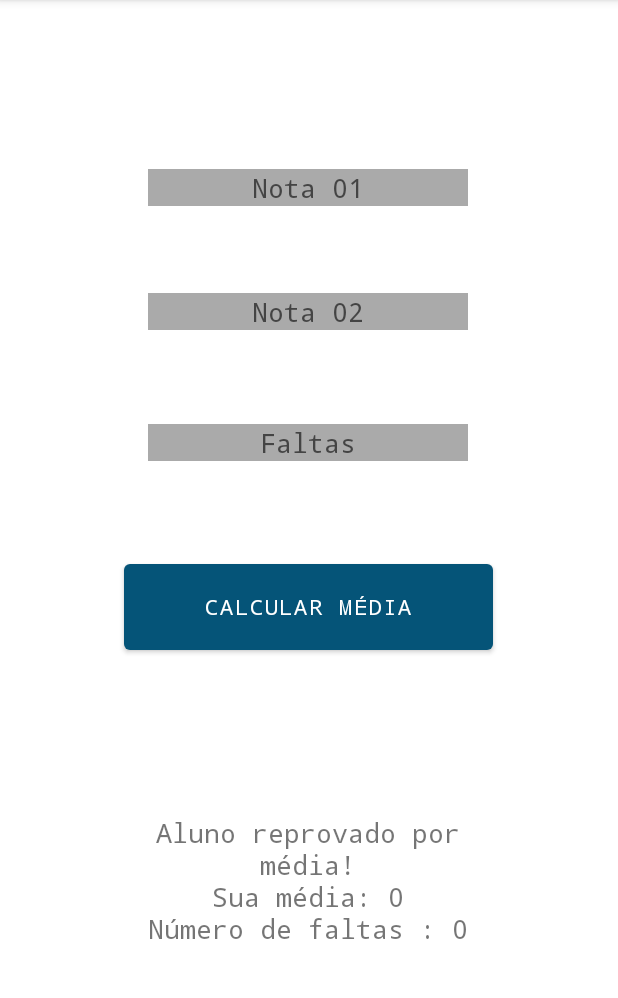
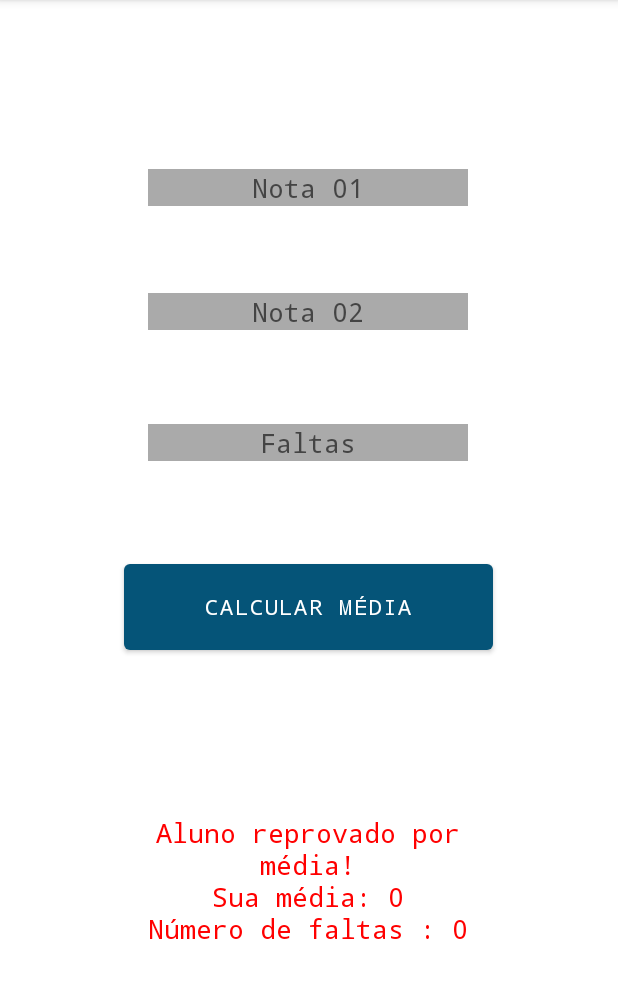
Before and after one commit to IsabelSiva/PassaOuNaoPassa, an Android app: the screen it shows after launch (MainActivity), after a tap on "CALCULAR MÉDIA", on a phone screen of 412 x 824 dp, the part 84-1082 px from its top. Run offline under Robolectric (Android 15) with nearby library versions, the phone set to English and light mode, and no system bars; 3 statements that could not run were skipped.

Commit message:
Adicionando cores diferentes às saídas!

```diff
--- a/app/src/main/java/com/example/passaounaopassa/MainActivity.kt
+++ b/app/src/main/java/com/example/passaounaopassa/MainActivity.kt
@@ -1,5 +1,6 @@
  package com.example.passaounaopassa
 
+import android.graphics.Color
 import android.os.Bundle
 import androidx.appcompat.app.AppCompatActivity
 import kotlinx.android.synthetic.main.activity_main.*
@@ -20,8 +21,10 @@ class MainActivity : AppCompatActivity() {
 
             if(media >= 7 && falta <= 10){
                 result.setText("Aluno aprovado por média!" + "\n" + "Sua média: ${media}" +"\n" + "Número de faltas : ${falta}")
+                result.setTextColor(Color.GREEN)
             }else{
                 result.setText("Aluno reprovado por média!" + "\n" + "Sua média: ${media}" +"\n" + "Número de faltas : ${falta}")
+                result.setTextColor(Color.RED)
             }
         }
     }
```
